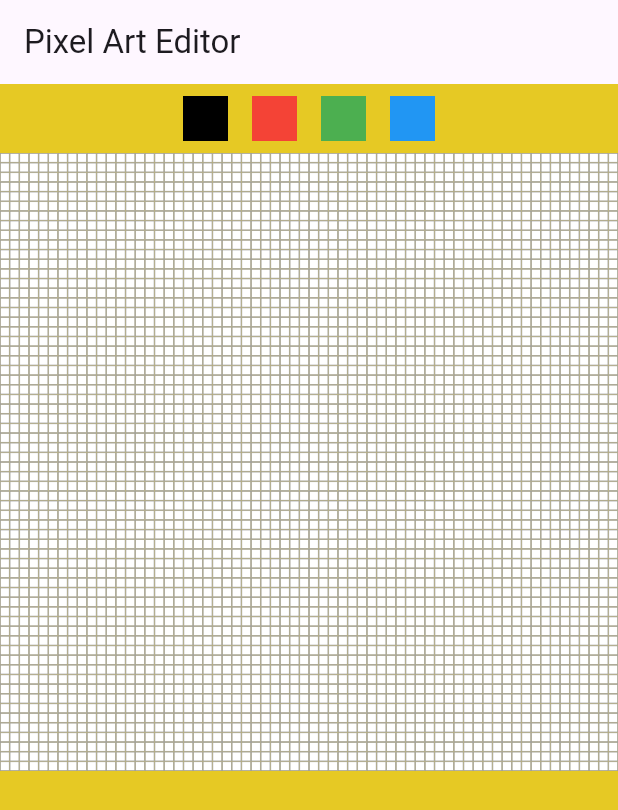
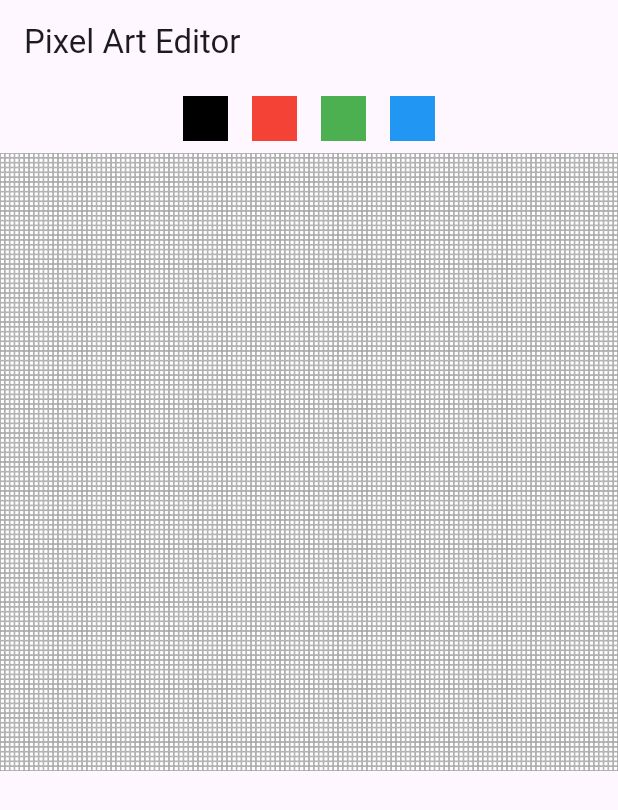
Before and after one commit to axelabbas/pixel_editor, a Flutter app: the screen it shows after launch, on a phone screen of 412 x 824 dp. Shown: the top 810 px of the screen. Run offline on Flutter 3.47's test engine with Material 3 defaults, Android fonts, the phone set to English and light mode, and no system bars.

Commit message:
Updated to using CustomPainter

```diff
--- /dev/null
+++ b/lib/drawingScreen.dart
@@ -0,0 +1,124 @@
+import 'package:flutter/material.dart';
+
+class PixelArtEditor extends StatefulWidget {
+  @override
+  _PixelArtEditorState createState() => _PixelArtEditorState();
+}
+
+class _PixelArtEditorState extends State<PixelArtEditor> {
+  final int gridSize = 128;
+  Color selectedColor = Colors.black;
+  late List<List<Color>> pixelColors;
+
+  @override
+  void initState() {
+    super.initState();
+    pixelColors = List.generate(
+      gridSize,
+      (_) => List.generate(gridSize, (_) => Colors.white),
+    );
+  }
+
+  void onColorChange(int row, int col) {
+    if (row >= 0 && row < gridSize && col >= 0 && col < gridSize) {
+      setState(() {
+        pixelColors[row][col] = selectedColor;
+      });
+    }
+  }
+
+  @override
+  Widget build(BuildContext context) {
+    return Scaffold(
+      appBar: AppBar(title: Text("Pixel Art Editor")),
+      body: Column(
+        children: [
+          buildColorPalette(),
+          Expanded(
+            child: InteractiveViewer(
+              child: GestureDetector(
+                onPanUpdate: (details) {
+                  _handleTouch(details.localPosition);
+                },
+                onTapDown: (details) {
+                  _handleTouch(details.localPosition);
+                },
+                child: CustomPaint(
+                  painter: PixelGridPainter(pixelColors),
+                  child: Container(),
+                ),
+              ),
+            ),
+          ),
+        ],
+      ),
+    );
+  }
+
+  void _handleTouch(Offset position) {
+    final pixelSize = MediaQuery.of(context).size.width / gridSize;
+    int row = (position.dy ~/ pixelSize).clamp(0, gridSize - 1);
+    int col = (position.dx ~/ pixelSize).clamp(0, gridSize - 1);
+
+    onColorChange(row, col);
+  }
+
+  Widget buildColorPalette() {
+    List<Color> colors = [Colors.black, Colors.red, Colors.green, Colors.blue];
+    return Row(
+      mainAxisAlignment: MainAxisAlignment.center,
+      children: colors.map((color) {
+        return GestureDetector(
+          onTap: () => setState(() => selectedColor = color),
+          child: Container(
+            margin: EdgeInsets.all(8),
+            width: 30,
+            height: 30,
+            color: color,
+          ),
+        );
+      }).toList(),
+    );
+  }
+}
+
+class PixelGridPainter extends CustomPainter {
+  final List<List<Color>> pixelColors;
+  final double borderWidth;
+  PixelGridPainter(this.pixelColors, {this.borderWidth = 0.5});
+
+  @override
+  void paint(Canvas canvas, Size size) {
+    final paint = Paint();
+    final pixelSize = size.width / pixelColors.length;
+    for (int row = 0; row < pixelColors.length; row++) {
+      for (int col = 0; col < pixelColors[row].length; col++) {
+        paint.color = Colors.grey; // Border color
+        canvas.drawRect(
+          Rect.fromLTWH(
+            col * pixelSize,
+            row * pixelSize,
+            pixelSize,
+            pixelSize,
+          ),
+          paint,
+        );
+
+        // Draw the pixel color inside the border
+        paint.color = pixelColors[row][col];
+        canvas.drawRect(
+          Rect.fromLTWH(
+            col * pixelSize + borderWidth, // Shift inside border
+            row * pixelSize + borderWidth, // Shift inside border
+            pixelSize - 2 * borderWidth, // Reduce for border
+            pixelSize - 2 * borderWidth, // Reduce for border
+          ),
+          paint,
+        );
+      }
+    }
+  }
+
+  @override
+  bool shouldRepaint(covariant CustomPainter oldDelegate) => true;
+}
--- a/lib/main.dart
+++ b/lib/main.dart
@@ -1,5 +1,5 @@
 import 'package:flutter/material.dart';
-import 'package:pixel_editor/test.dart';
+import 'package:pixel_editor/drawingScreen.dart';
 
 void main() {
   runApp(const MyApp());
--- a/lib/test.dart
+++ /dev/null
@@ -1,142 +0,0 @@
-import 'package:flutter/material.dart';
-
-class PixelArtEditor extends StatefulWidget {
-  @override
-  _PixelArtEditorState createState() => _PixelArtEditorState();
-}
-
-class _PixelArtEditorState extends State<PixelArtEditor> {
-  final int gridSize = 64;
-  Color selectedColor = Colors.black;
-  late List<List<Color>>
-      pixelColors; // 2D list of pixels, each value is the color of that pixel.
-  final TransformationController _transformationController =
-      TransformationController();
-
-  @override
-  void initState() {
-    super.initState();
-
-    pixelColors = List.generate(
-        gridSize,
-        (_) => List.generate(
-            gridSize, (_) => Colors.white)); // Initialize all pixels to white
-  }
-
-  // Change the color of the pixel at row, col
-  void onColorChange(int row, int col) {
-    // Ensure row and col are within bounds
-    if (row >= 0 && row < gridSize && col >= 0 && col < gridSize) {
-      setState(() {
-        pixelColors[row][col] = selectedColor;
-      });
-    }
-  }
-
-  void removeColor(int row, int col) {
-    // Ensure row and col are within bounds
-    if (row >= 0 && row < gridSize && col >= 0 && col < gridSize) {
-      setState(() {
-        pixelColors[row][col] = Colors.transparent;
-      });
-    }
-  }
-
-  @override
-  Widget build(BuildContext context) {
-    return Scaffold(
-      backgroundColor: const Color.fromARGB(255, 230, 201, 36),
-      appBar: AppBar(
-        title: Text("Pixel Art Editor"),
-      ),
-      body: Column(
-        children: [
-          // Text(_transformationController.value.toString()),
-          buildColorPalette(),
-          Expanded(
-            child: AspectRatio(
-              aspectRatio: 1,
-              child: LayoutBuilder(
-                builder: (context, constraints) {
-                  final pixelSize = constraints.maxWidth / gridSize;
-
-                  return InteractiveViewer(
-                    onInteractionUpdate: (details) {
-                      setState(() {});
-                    },
-                    transformationController: _transformationController,
-                    panEnabled: false, // Set it to false to prevent panning.
-                    boundaryMargin: EdgeInsets.all(80),
-                    minScale: 0.05,
-                    maxScale: 4,
-                    child: GridView.builder(
-                      physics: NeverScrollableScrollPhysics(),
-                      itemCount: gridSize * gridSize,
-                      gridDelegate: SliverGridDelegateWithFixedCrossAxisCount(
-                        crossAxisCount: gridSize,
-                      ),
-                      itemBuilder: (context, index) {
-                        int row = index ~/ gridSize;
-                        int col = index % gridSize;
-
-                        return Listener(
-                          onPointerDown: (event) => {
-                            if (event.buttons == 1)
-                              {onColorChange(row, col)}
-                            else if (event.buttons == 2)
-                              {removeColor(row, col)}
-                          },
-                          onPointerMove: (event) {
-                            // Adjust the pixel size based on the scale
-                            // Calculate the row and col movement
-                            int calculatedRow =
-                                (event.localPosition.dy / pixelSize).floor();
-                            int calculatedCol =
-                                (event.localPosition.dx / pixelSize).floor();
-                            print("Row: $calculatedRow, Col: $calculatedCol");
-                            if (event.buttons == 1) {
-                              onColorChange(
-                                  calculatedRow + row, calculatedCol + col);
-                            } else if (event.buttons == 2) {
-                              removeColor(
-                                  calculatedRow + row, calculatedCol + col);
-                            }
-                          },
-                          child: Container(
-                            decoration: BoxDecoration(
-                              border:
-                                  Border.all(color: Colors.grey, width: 0.5),
-                              color: pixelColors[row][col],
-                            ),
-                          ),
-                        );
-                      },
-                    ),
-                  );
-                },
-              ),
-            ),
-          ),
-        ],
-      ),
-    );
-  }
-
-  Widget buildColorPalette() {
-    List<Color> colors = [Colors.black, Colors.red, Colors.green, Colors.blue];
-    return Row(
-      mainAxisAlignment: MainAxisAlignment.center,
-      children: colors.map((color) {
-        return GestureDetector(
-          onTap: () => setState(() => selectedColor = color),
-          child: Container(
-            margin: EdgeInsets.all(8),
-            width: 30,
-            height: 30,
-            color: color,
-          ),
-        );
-      }).toList(),
-    );
-  }
-}
--- a/pubspec.yaml
+++ b/pubspec.yaml
@@ -2,7 +2,7 @@ name: pixel_editor
 description: A new Flutter project.
 # The following line prevents the package from being accidentally published to
 # pub.dev using `flutter pub publish`. This is preferred for private packages.
-publish_to: 'none' # Remove this line if you wish to publish to pub.dev
+publish_to: "none" # Remove this line if you wish to publish to pub.dev
 
 # The following defines the version and build number for your application.
 # A version number is three numbers separated by dots, like 1.2.43
@@ -19,7 +19,7 @@ publish_to: 'none' # Remove this line if you wish to publish to pub.dev
 version: 1.0.0+1
 
 environment:
-  sdk: '>=3.1.0 <4.0.0'
+  sdk: ">=3.1.0 <4.0.0"
 
 # Dependencies specify other packages that your package needs in order to work.
 # To automatically upgrade your package dependencies to the latest versions
@@ -30,7 +30,6 @@ environment:
 dependencies:
   flutter:
     sdk: flutter
-
 
   # The following adds the Cupertino Icons font to your application.
   # Use with the CupertinoIcons class for iOS style icons.
@@ -52,7 +51,6 @@ dev_dependencies:
 
 # The following section is specific to Flutter packages.
 flutter:
-
   # The following line ensures that the Material Icons font is
   # included with your application, so that you can use the icons in
   # the material Icons class.
```
Also changed, not shown: lib/pixelCell.dart (deleted).
